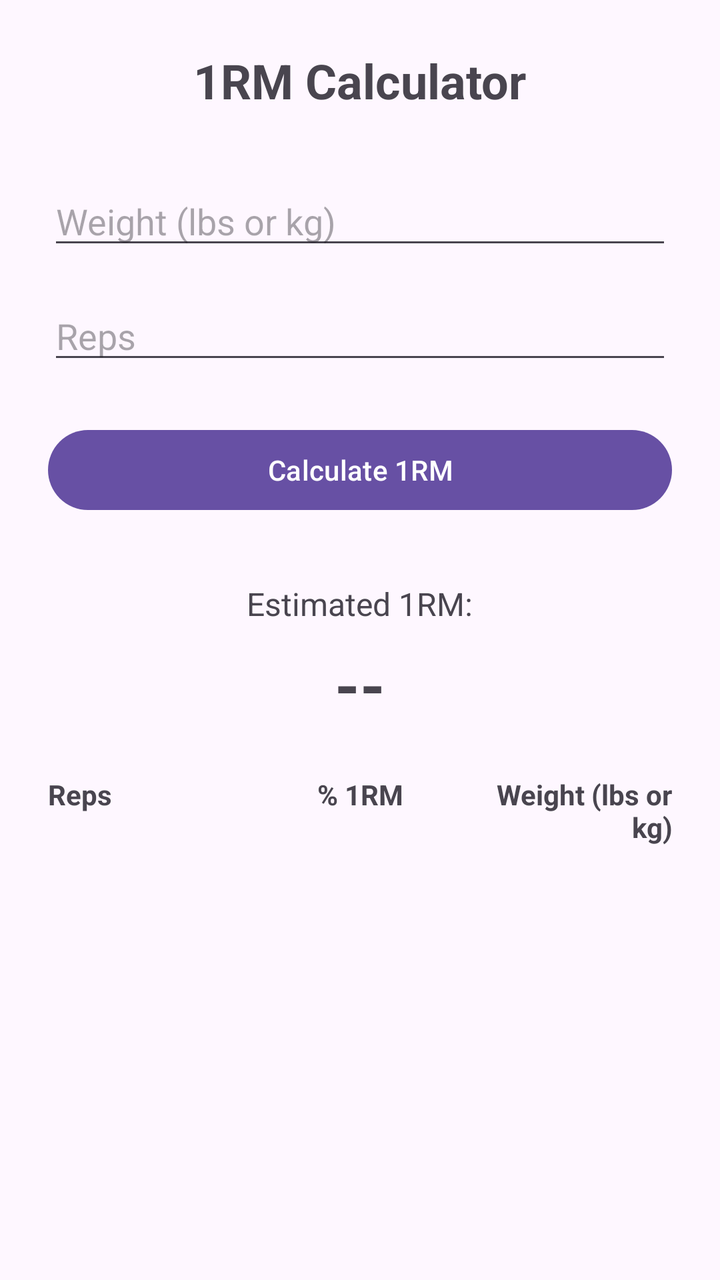
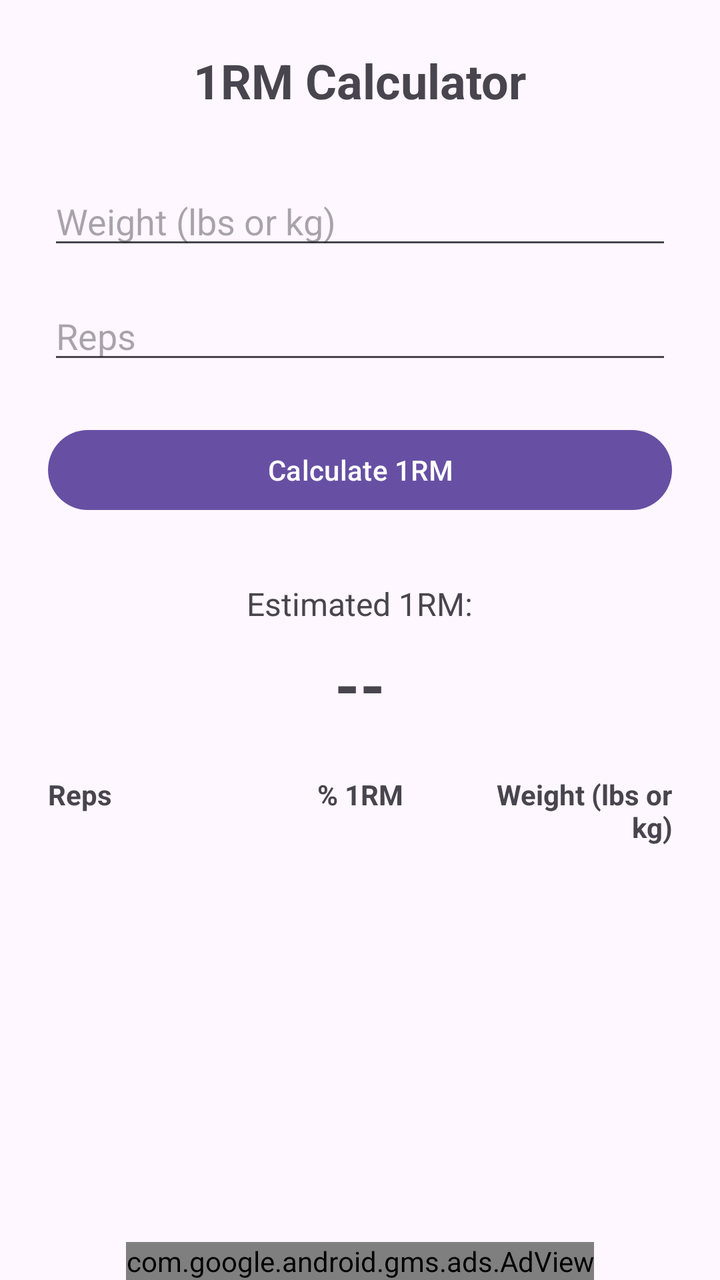

Before-and-after screenshots of an Android layout around one commit, followed by the original layout XML and the change that was made.
<!-- AndroidManifest.xml: application theme Theme.OneRepMax -->
<!-- res/layout/activity_main.xml -->
<?xml version="1.0" encoding="utf-8"?>
<ScrollView xmlns:android="http://schemas.android.com/apk/res/android"
    android:layout_width="match_parent"
    android:layout_height="match_parent"
    android:fillViewport="true">

    <LinearLayout
        android:layout_width="match_parent"
        android:layout_height="wrap_content"
        android:orientation="vertical"
        android:padding="24dp"
        android:gravity="center_horizontal">

    <TextView
        android:layout_width="wrap_content"
        android:layout_height="wrap_content"
        android:text="@string/title"
        android:textSize="24sp"
        android:textStyle="bold"
        android:layout_marginBottom="32dp"/>

    <EditText
        android:id="@+id/etWeight"
        android:layout_width="match_parent"
        android:layout_height="wrap_content"
        android:autofillHints="weight"
        android:hint="@string/weight"
        android:inputType="numberDecimal"
        android:layout_marginBottom="16dp"/>

    <EditText
        android:id="@+id/etReps"
        android:layout_width="match_parent"
        android:layout_height="wrap_content"
        android:autofillHints="reps"
        android:hint="@string/reps"
        android:inputType="number"
        android:imeOptions="actionDone"
        android:layout_marginBottom="24dp"/>

    <Button
        android:id="@+id/btnCalculate"
        android:layout_width="match_parent"
        android:layout_height="wrap_content"
        android:text="@string/calculate_1rm"
        android:layout_marginBottom="32dp"/>

    <TextView
        android:layout_width="wrap_content"
        android:layout_height="wrap_content"
        android:text="@string/estimated_1rm"
        android:textSize="16sp"
        android:layout_marginBottom="8dp"/>

        <TextView
            android:id="@+id/tvResult"
            android:layout_width="wrap_content"
            android:layout_height="wrap_content"
            android:text="--"
            android:textSize="32sp"
            android:textStyle="bold"
            android:layout_marginBottom="24dp"/>

        
        <LinearLayout
            android:layout_width="match_parent"
            android:layout_height="wrap_content"
            android:orientation="horizontal"
            android:paddingBottom="8dp"
            android:layout_marginBottom="8dp">

            <TextView
                android:layout_width="0dp"
                android:layout_height="wrap_content"
                android:layout_weight="1"
                android:text="@string/reps"
                android:textStyle="bold"
                android:textSize="14sp"/>

            <TextView
                android:layout_width="0dp"
                android:layout_height="wrap_content"
                android:layout_weight="1"
                android:text="@string/percent_1rm"
                android:textStyle="bold"
                android:textSize="14sp"
                android:gravity="center"/>

            <TextView
                android:layout_width="0dp"
                android:layout_height="wrap_content"
                android:layout_weight="1"
                android:text="@string/weight"
                android:textStyle="bold"
                android:textSize="14sp"
                android:gravity="end"/>
        </LinearLayout>

        
        <LinearLayout
            android:id="@+id/layoutBreakdownContainer"
            android:layout_width="match_parent"
            android:layout_height="wrap_content"
            android:orientation="vertical"/>

    </LinearLayout>
</ScrollView>
<!-- resources referenced by this layout -->
<resources>
  <string name="calculate_1rm">Calculate 1RM</string>
  <string name="estimated_1rm">Estimated 1RM:</string>
  <string name="percent_1rm">% 1RM</string>
  <string name="reps">Reps</string>
  <string name="title">1RM Calculator</string>
  <string name="weight">Weight (lbs or kg)</string>
  <style name="Theme.OneRepMax" parent="Base.Theme.OneRepMax" />
  <style name="Base.Theme.OneRepMax" parent="Theme.Material3.DayNight.NoActionBar">
          
          
      </style>
</resources>

<!-- the commit's change to res/layout/activity_main.xml (unified diff, before → after) -->
@@ -1,107 +1,110 @@
 <?xml version="1.0" encoding="utf-8"?>
-<ScrollView xmlns:android="http://schemas.android.com/apk/res/android"
+<RelativeLayout xmlns:android="http://schemas.android.com/apk/res/android"
+    xmlns:ads="http://schemas.android.com/apk/res-auto"
     android:layout_width="match_parent"
-    android:layout_height="match_parent"
-    android:fillViewport="true">
-
-    <LinearLayout
+    android:layout_height="match_parent">
+    
+    <ScrollView
         android:layout_width="match_parent"
-        android:layout_height="wrap_content"
-        android:orientation="vertical"
-        android:padding="24dp"
-        android:gravity="center_horizontal">
-
-    <TextView
-        android:layout_width="wrap_content"
-        android:layout_height="wrap_content"
-        android:text="@string/title"
-        android:textSize="24sp"
-        android:textStyle="bold"
-        android:layout_marginBottom="32dp"/>
-
-    <EditText
-        android:id="@+id/etWeight"
-        android:layout_width="match_parent"
-        android:layout_height="wrap_content"
-        android:autofillHints="weight"
-        android:hint="@string/weight"
-        android:inputType="numberDecimal"
-        android:layout_marginBottom="16dp"/>
-
-    <EditText
-        android:id="@+id/etReps"
-        android:layout_width="match_parent"
-        android:layout_height="wrap_content"
-        android:autofillHints="reps"
-        android:hint="@string/reps"
-        android:inputType="number"
-        android:imeOptions="actionDone"
-        android:layout_marginBottom="24dp"/>
-
-    <Button
-        android:id="@+id/btnCalculate"
-        android:layout_width="match_parent"
-        android:layout_height="wrap_content"
-        android:text="@string/calculate_1rm"
-        android:layout_marginBottom="32dp"/>
-
-    <TextView
-        android:layout_width="wrap_content"
-        android:layout_height="wrap_content"
-        android:text="@string/estimated_1rm"
-        android:textSize="16sp"
-        android:layout_marginBottom="8dp"/>
-
-        <TextView
-            android:id="@+id/tvResult"
-            android:layout_width="wrap_content"
-            android:layout_height="wrap_content"
-            android:text="--"
-            android:textSize="32sp"
-            android:textStyle="bold"
-            android:layout_marginBottom="24dp"/>
-
-        
+        android:layout_height="match_parent"
+        android:layout_above="@id/adView"
+        android:fillViewport="true">
         <LinearLayout
             android:layout_width="match_parent"
             android:layout_height="wrap_content"
-            android:orientation="horizontal"
-            android:paddingBottom="8dp"
-            android:layout_marginBottom="8dp">
-
+            android:orientation="vertical"
+            android:padding="24dp"
+            android:gravity="center_horizontal">
             <TextView
-                android:layout_width="0dp"
+                android:layout_width="wrap_content"
                 android:layout_height="wrap_content"
-                android:layout_weight="1"
-                android:text="@string/reps"
+                android:text="@string/title"
+                android:textSize="24sp"
                 android:textStyle="bold"
-                android:textSize="14sp"/>
-
+                android:layout_marginBottom="32dp"/>
+            <EditText
+                android:id="@+id/etWeight"
+                android:layout_width="match_parent"
+                android:layout_height="wrap_content"
+                android:autofillHints="weight"
+                android:hint="@string/weight"
+                android:inputType="numberDecimal"
+                android:layout_marginBottom="16dp"/>
+            <EditText
+                android:id="@+id/etReps"
+                android:layout_width="match_parent"
+                android:layout_height="wrap_content"
+                android:autofillHints="reps"
+                android:hint="@string/reps"
+                android:inputType="number"
+                android:imeOptions="actionDone"
+                android:layout_marginBottom="24dp"/>
+            <Button
+                android:id="@+id/btnCalculate"
+                android:layout_width="match_parent"
+                android:layout_height="wrap_content"
+                android:text="@string/calculate_1rm"
+                android:layout_marginBottom="32dp"/>
             <TextView
-                android:layout_width="0dp"
+                android:layout_width="wrap_content"
                 android:layout_height="wrap_content"
-                android:layout_weight="1"
-                android:text="@string/percent_1rm"
+                android:text="@string/estimated_1rm"
+                android:textSize="16sp"
+                android:layout_marginBottom="8dp"/>
+            <TextView
+                android:id="@+id/tvResult"
+                android:layout_width="wrap_content"
+                android:layout_height="wrap_content"
+                android:text="--"
+                android:textSize="32sp"
                 android:textStyle="bold"
-                android:textSize="14sp"
-                android:gravity="center"/>
-
-            <TextView
-                android:layout_width="0dp"
+                android:layout_marginBottom="24dp"/>
+            
+            <LinearLayout
+                android:layout_width="match_parent"
                 android:layout_height="wrap_content"
-                android:layout_weight="1"
-                android:text="@string/weight"
-                android:textStyle="bold"
-                android:textSize="14sp"
-                android:gravity="end"/>
+                android:orientation="horizontal"
+                android:paddingBottom="8dp"
+                android:layout_marginBottom="8dp">
+                <TextView
+                    android:layout_width="0dp"
+                    android:layout_height="wrap_content"
+                    android:layout_weight="1"
+                    android:text="@string/reps"
+                    android:textStyle="bold"
+                    android:textSize="14sp"/>
+                <TextView
+                    android:layout_width="0dp"
+                    android:layout_height="wrap_content"
+                    android:layout_weight="1"
+                    android:text="@string/percent_1rm"
+                    android:textStyle="bold"
+                    android:textSize="14sp"
+                    android:gravity="center"/>
+                <TextView
+                    android:layout_width="0dp"
+                    android:layout_height="wrap_content"
+                    android:layout_weight="1"
+                    android:text="@string/weight"
+                    android:textStyle="bold"
+                    android:textSize="14sp"
+                    android:gravity="end"/>
+            </LinearLayout>
+            
+            <LinearLayout
+                android:id="@+id/layoutBreakdownContainer"
+                android:layout_width="match_parent"
+                android:layout_height="wrap_content"
+                android:orientation="vertical"/>
         </LinearLayout>
-
-        
-        <LinearLayout
-            android:id="@+id/layoutBreakdownContainer"
-            android:layout_width="match_parent"
-            android:layout_height="wrap_content"
-            android:orientation="vertical"/>
-
-    </LinearLayout>
-</ScrollView>
+    </ScrollView>
+    
+    <com.google.android.gms.ads.AdView
+        android:id="@+id/adView"
+        android:layout_width="wrap_content"
+        android:layout_height="wrap_content"
+        android:layout_alignParentBottom="true"
+        android:layout_centerHorizontal="true"
+        ads:adSize="BANNER"
+        ads:adUnitId="ca-app-pub-3940256099942544/6300978111" />
+</RelativeLayout>
